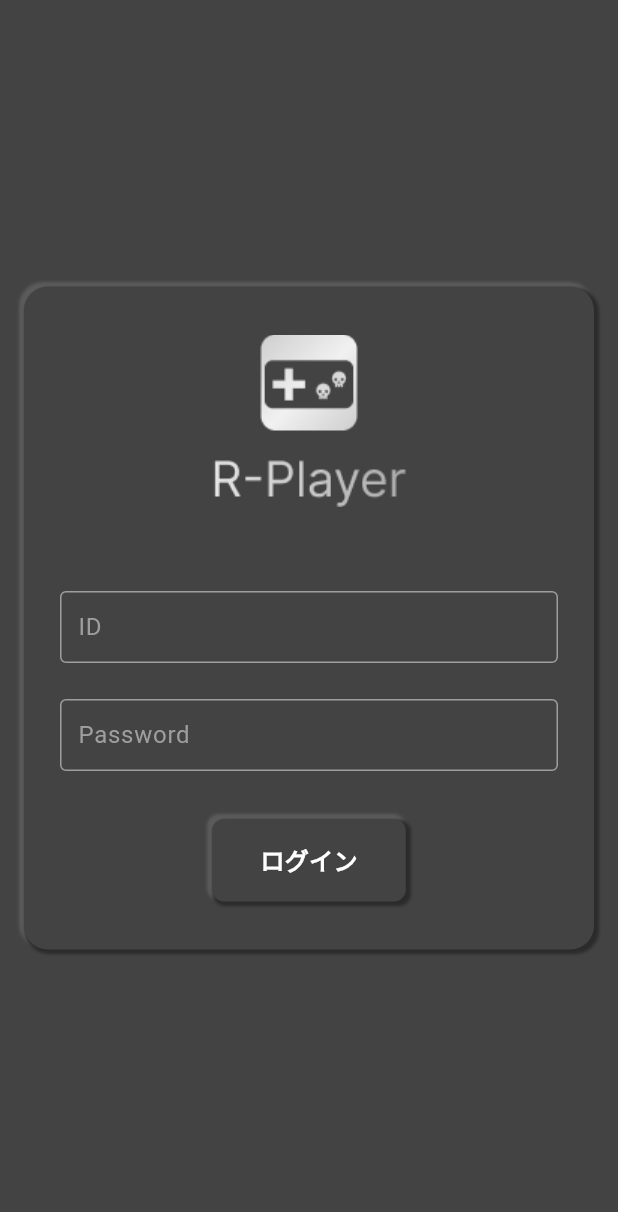
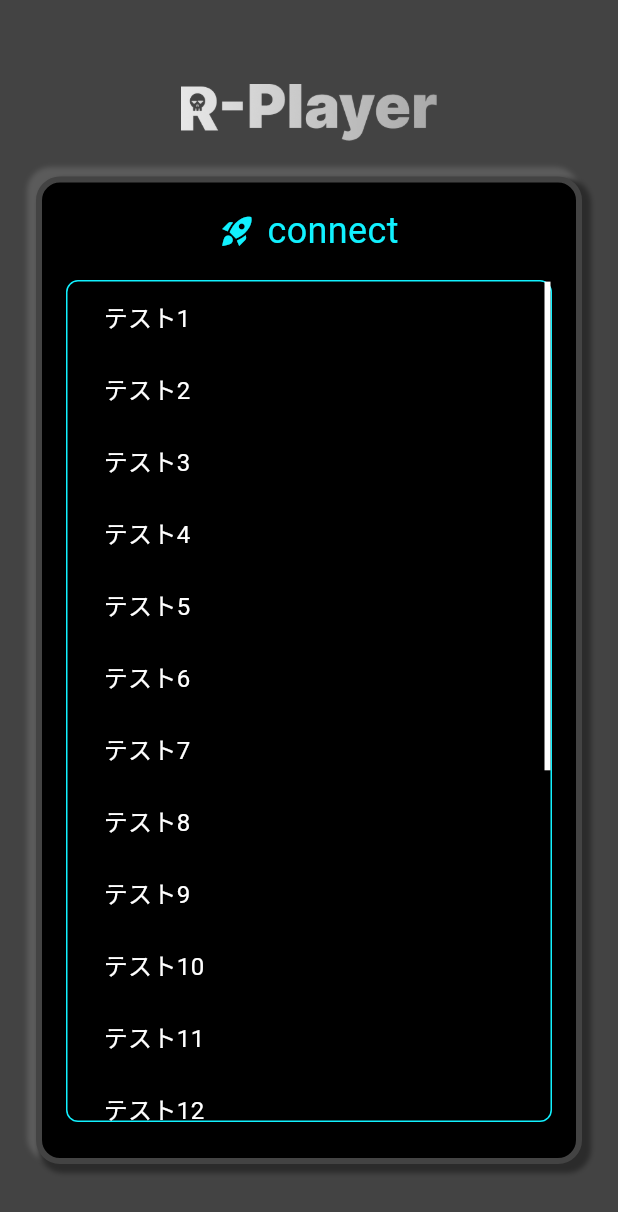
Before and after one commit to team-Effective/R-Player-v2, a Flutter app: the screen it shows after launch, after a tap on "ログイン", on a phone screen of 412 x 824 dp. Shown: the top 1212 px of the screen. Run offline on Flutter 3.47's test engine with Material 3 defaults, Android fonts, the phone set to English and light mode, and no system bars.

Commit message:
create:ConnectPageを作成しました

```diff
--- a/lib/main.dart
+++ b/lib/main.dart
@@ -1,4 +1,5 @@
 import 'package:flutter/material.dart';
+import 'package:r_player/view/connect_page.dart';
 import 'package:r_player/view/login_page.dart';
 
 void main() {
@@ -16,6 +17,7 @@ class MyApp extends StatelessWidget {
         initialRoute: '/login',
         routes: {
           '/login': (context) => const LoginPage(),
+          '/connect': (context) => const ConnectPage(),
         },
     );
   }
--- /dev/null
+++ b/lib/view/connect_page.dart
@@ -0,0 +1,165 @@
+import 'package:flutter/material.dart';
+
+class ConnectPage extends StatelessWidget {
+  const ConnectPage({super.key});
+
+  @override
+  Widget build(BuildContext context) {
+    List<String> strList = [
+      'テスト1',
+      'テスト2',
+      'テスト3',
+      'テスト4',
+      'テスト5',
+      'テスト6',
+      'テスト7',
+      'テスト8',
+      'テスト9',
+      'テスト10',
+      'テスト11',
+      'テスト12',
+      'テスト13',
+      'テスト14',
+      'テスト15',
+      'テスト16',
+      'テスト17',
+      'テスト18',
+      'テスト19',
+      'テスト20',
+    ];
+
+    ScrollController gamePlayerController = ScrollController();
+
+    return Scaffold(
+      backgroundColor: const Color.fromRGBO(67, 67, 67, 1),
+      body: Column(
+        children: [
+          Expanded(
+            //アプリロゴ
+            flex: 1,
+            child: Container(
+              padding: const EdgeInsets.fromLTRB(64, 56, 64, 24),
+              child: Image.asset(
+                'assets/images/player_app_logo.png',
+                fit: BoxFit.contain,
+              ),
+            ),
+          ),
+          Expanded(
+            //メイン機能
+            flex: 6,
+            child: Container(
+              padding: const EdgeInsets.fromLTRB(24, 0, 24, 48),
+              child: Column(
+                children: [
+                  Expanded(
+                    flex: 6,
+                    child: Container(
+                      padding: const EdgeInsets.fromLTRB(16, 0, 16, 0),
+                      decoration: BoxDecoration(
+                        color: Colors.black,
+                        border: Border.all(
+                          color: const Color.fromRGBO(67, 67, 67, 1),
+                          width: 4,
+                        ),
+                        borderRadius: BorderRadius.circular(16),
+                        boxShadow: const [
+                          BoxShadow(
+                            color: Color.fromRGBO(91, 91, 91, 1), //色
+                            spreadRadius: 2,
+                            blurRadius: 2,
+                            offset: Offset(-4, -4),
+                          ),
+                          BoxShadow(
+                            color: Color.fromRGBO(43, 43, 43, 1), //色
+                            spreadRadius: 2,
+                            blurRadius: 2,
+                            offset: Offset(4, 4),
+                          ),
+                        ],
+                      ),
+                      child: Column(
+                        children: [
+                          const Expanded(
+                            flex: 1,
+                            child: Center(
+                              child: Row(
+                                mainAxisAlignment: MainAxisAlignment.center,
+                                children: [
+                                  Icon(
+                                    Icons.rocket_launch,
+                                    size: 24,
+                                    color: Color.fromRGBO(17, 241, 255, 1),
+                                  ),
+                                  SizedBox(
+                                    width: 8,
+                                  ),
+                                  Text(
+                                    "connect",
+                                    style: TextStyle(
+                                      fontSize: 24,
+                                      color: Color.fromRGBO(17, 241, 255, 1),
+                                    ),
+                                  ),
+                                ],
+                              ),
+                            ),
+                          ),
+                          Expanded(
+                            flex: 9,
+                            child: Container(
+                              margin: EdgeInsets.fromLTRB(0, 0, 0, 24),
+                              decoration: BoxDecoration(
+                                border: Border.all(
+                                  color: const Color.fromRGBO(17, 241, 255, 1),
+                                  width: 1,
+                                ),
+                                borderRadius: BorderRadius.circular(8),
+                              ),
+                              child: RawScrollbar(
+                                thumbColor: Colors.white,
+                                thickness: 4,
+                                controller: gamePlayerController,
+                                thumbVisibility: true,
+                                child: SingleChildScrollView(
+                                  controller: gamePlayerController,
+                                  child: Column(
+                                    children: strList
+                                        .map(
+                                          (str) => InkWell(
+                                            onTap: () {
+                                              print('11');
+                                            },
+                                            child: Container(
+                                              width: double.infinity,
+                                              margin: const EdgeInsets.fromLTRB(
+                                                  24, 12, 24, 12),
+                                              child: Text(
+                                                str,
+                                                style: const TextStyle(
+                                                  fontSize: 16,
+                                                  color: Colors.white,
+                                                ),
+                                              ),
+                                            ),
+                                          ),
+                                        )
+                                        .toList(),
+                                  ),
+                                ),
+                              ),
+                            ),
+                          ),
+                        ],
+                      ),
+                    ),
+                  ),
+                ],
+              ),
+            ),
+          ),
+        ],
+      ),
+    );
+  }
+}
--- a/lib/view/login_page.dart
+++ b/lib/view/login_page.dart
@@ -124,7 +124,7 @@ class LoginPage extends StatelessWidget {
                 child: InkWell(
                   onTap: () {
                     Navigator.of(context).pushNamedAndRemoveUntil(
-                      '/home',
+                      '/connect',
                       (route) => false,
                     );
                   },
```
Also changed, not shown: assets/images/player_app_logo.png (added).
